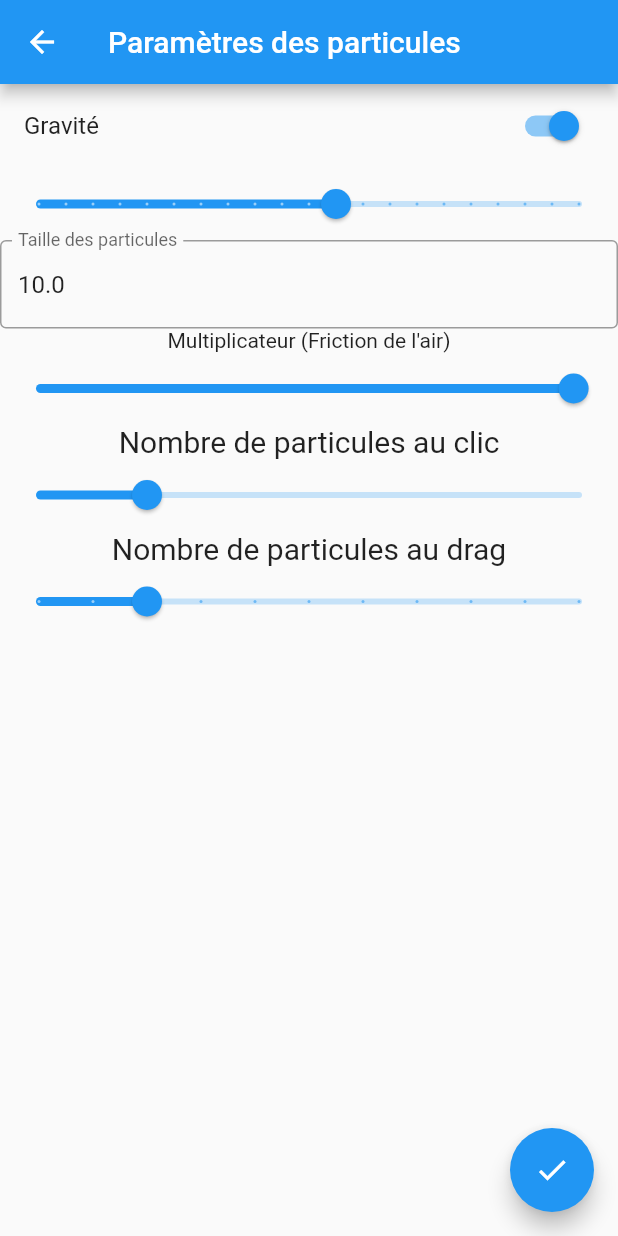
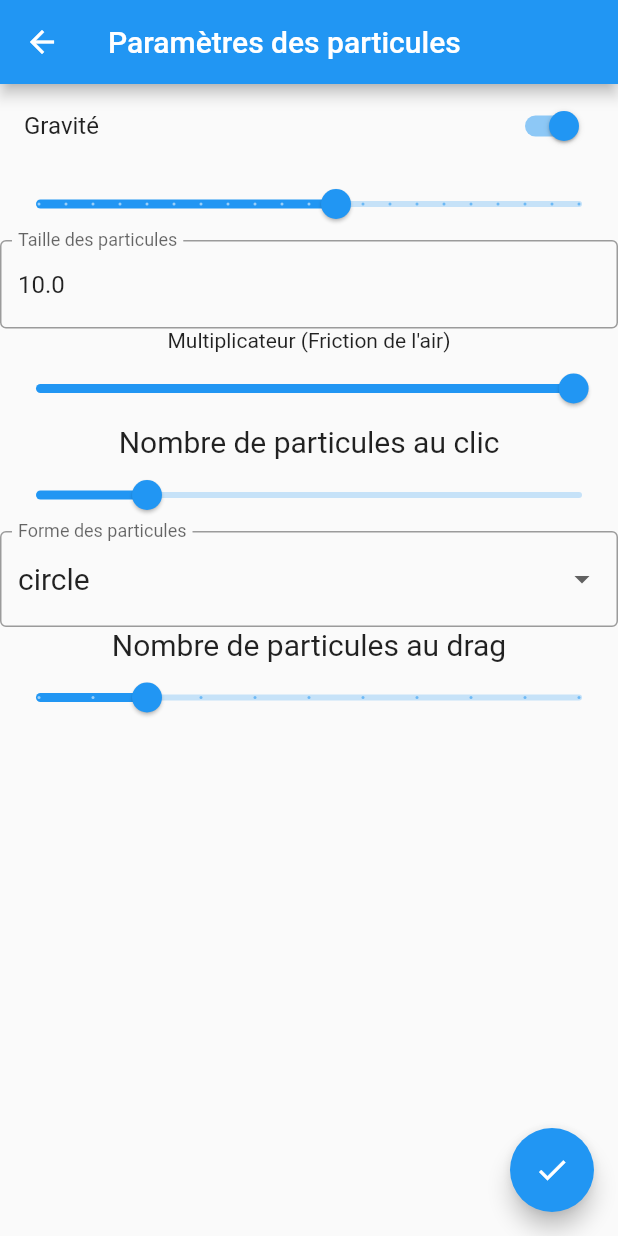
Before and after one commit to Azuras03/ParticlesEngine_Flutter, a Flutter app: the ParticleEngine screen opened directly, after a tap on the "settings" icon, on a phone screen of 412 x 824 dp. Run offline on Flutter 3.47's test engine with Material 2 defaults, Android fonts, the light colour scheme and no system bars; our stand-ins replace audioplayers, flutter_animate, vibration.

Commit message:
Ajout de nouvelles formes pour les particules (étoile, fleur) et fix d'un bug d'affichage lors de la suppression d'une particule (en fonction de son temps)

```diff
--- a/lib/vue/particle_engine.dart
+++ b/lib/vue/particle_engine.dart
@@ -22,6 +22,8 @@ class ParticleEngine extends StatefulWidget {
   static int nbParticlesDrag = 2;
   static double timeExplosion = 1;
   static double explosionSize = 100;
+  static List<String> particleShapes = ["circle", "square", "triangle", "star", "flower"];
+  static String particleShape = "circle";
 
   ParticleEngine({super.key});
 
--- a/lib/vue/particle_settings.dart
+++ b/lib/vue/particle_settings.dart
@@ -92,6 +92,30 @@ class _ParticleSettingsState extends State<ParticleSettings> {
               ),
             ],
           ),
+          Container(
+            child: DropdownButtonFormField(
+              decoration: const InputDecoration(
+                border: OutlineInputBorder(),
+                labelText: 'Forme des particules',
+              ),
+              value: ParticleEngine.particleShape,
+              onChanged: (String? newValue) {
+                setState(() {
+                  ParticleEngine.particleShape = newValue!;
+                });
+              },
+              items: ParticleEngine.particleShapes
+                  .map<DropdownMenuItem<String>>((String value) {
+                return DropdownMenuItem<String>(
+                  value: value,
+                  child: Text(value,
+                      style: const TextStyle(
+                        fontSize: 20,
+                      )),
+                );
+              }).toList(),
+            ),
+          ),
           Column(
             children: [
               const Text(
--- a/lib/vue/vue_particle.dart
+++ b/lib/vue/vue_particle.dart
@@ -15,43 +15,117 @@ class VueParticle extends CustomPainter {
 
   @override
   void paint(Canvas canvas, Size size) {
-    updateParticles(size.width, size.height);
-    updateExplosions();
     drawExplosions(canvas, size);
     drawParticles(canvas, size);
   }
 
   void drawParticles(Canvas canvas, Size size) {
+    var chosenFunction;
+    switch (ParticleEngine.particleShape) {
+      case "circle":
+        chosenFunction = drawCircle;
+        break;
+      case "square":
+        chosenFunction = drawSquare;
+        break;
+      case "triangle":
+        chosenFunction = drawTriangle;
+        break;
+      case "star":
+        chosenFunction = drawStar;
+        break;
+      case "flower":
+        chosenFunction = drawFlower;
+        break;
+    }
+    purge();
     for (Particle particle in _particles) {
+      if (!particle.good) {
+        continue;
+      }
+      double opacity =
+          (ParticleEngine.maxTime - particle.time) / ParticleEngine.maxTime;
+      particle.update(size.width, size.height);
       canvas.save();
       canvas.translate(particle.x, particle.y);
       double rotation = atan2(particle.speedY, particle.speedX);
       canvas.rotate(rotation + pi / 2);
-      canvas.drawOval(
-          Rect.fromCenter(
-              center: const Offset(0, 0),
-              width: particle.size,
-              height: particle.size + particle.speedX.abs() * 2),
-          Paint()
-            ..color = particle.color.withOpacity(
-                (ParticleEngine.maxTime - particle.time) /
-                    ParticleEngine.maxTime));
+      chosenFunction(canvas, particle, opacity);
       canvas.restore();
     }
   }
 
-  void updateParticles(double width, double height) {
-    for (Particle particle in _particles) {
-      particle.update(width, height);
-    }
-    purge();
+  void drawCircle(Canvas canvas, Particle particle, double opacity) {
+    canvas.drawOval(
+        Rect.fromCenter(
+            center: const Offset(0, 0),
+            width: particle.size,
+            height: particle.size + particle.speedX.abs() * 2),
+        Paint()..color = particle.color.withOpacity(opacity));
   }
 
-  void updateExplosions() {
-    for (Explosion explosion in _explosions) {
-      explosion.update();
+  void drawSquare(Canvas canvas, Particle particle, double opacity) {
+    canvas.drawRect(
+        Rect.fromCenter(
+            center: const Offset(0, 0),
+            width: particle.size,
+            height: particle.size + particle.speedX.abs() * 2),
+        Paint()..color = particle.color.withOpacity(opacity));
+  }
+
+  void drawTriangle(Canvas canvas, Particle particle, double opacity) {
+    Path path = Path();
+    path.moveTo(0, -particle.size / 2);
+    path.lineTo(particle.size / 2 + particle.speedX.abs(), particle.size / 2);
+    path.lineTo(-particle.size / 2 - particle.speedX.abs(), particle.size / 2);
+    path.close();
+    canvas.drawPath(path, Paint()..color = particle.color.withOpacity(opacity));
+  }
+
+  void drawStar(Canvas canvas, Particle particle, double opacity) {
+    Path path = Path();
+    double rot = pi / 2 * 3;
+    double x = particle.x;
+    double y = particle.y;
+    int spikes = 5;
+    double step = pi / spikes;
+    double innerRadius = particle.size / 2;
+    double outerRadius = particle.size;
+    path.moveTo(0, 0 - outerRadius);
+    for (int i = 0; i < spikes; i++) {
+      x = 0 + cos(rot) * outerRadius;
+      y = 0 + sin(rot) * outerRadius;
+      path.lineTo(x, y);
+      rot += step;
+
+      x = 0 + cos(rot) * innerRadius;
+      y = 0 + sin(rot) * innerRadius;
+      path.lineTo(x, y);
+      rot += step;
     }
-    purgeExplosions();
+    path.lineTo(0, 0 - outerRadius);
+    path.close();
+    canvas.drawPath(path, Paint()..color = particle.color.withOpacity(opacity));
+  }
+
+  void drawFlower(Canvas canvas, Particle particle, double opacity) {
+    Path path = Path();
+    int numPetals = 5;
+    for (var n = 0; n < numPetals; n++) {
+      var theta1 = ((pi * 2) / numPetals) * (n + 1);
+      var theta2 = ((pi * 2) / numPetals) * (n);
+
+      var x1 = (particle.size * sin(theta1));
+      var y1 = (particle.size * cos(theta1));
+      var x2 = (particle.size * sin(theta2));
+      var y2 = (particle.size * cos(theta2));
+
+      path.moveTo(0, 0);
+      path.cubicTo(x1, y1, x2, y2, 0, 0);
+    }
+
+    path.close();
+    canvas.drawPath(path, Paint()..color = particle.color.withOpacity(opacity));
   }
 
   void purge() {
@@ -64,16 +138,19 @@ class VueParticle extends CustomPainter {
   }
 
   void drawExplosions(Canvas canvas, Size size) {
+    purgeExplosions();
     for (Explosion explosion in _explosions) {
-      double radius = explosion.size*explosion.time/ParticleEngine.timeExplosion;
-      canvas.drawCircle(Offset(explosion.x, explosion.y), radius,
+      explosion.update();
+      double radius =
+          explosion.size * explosion.time / ParticleEngine.timeExplosion;
+      canvas.drawCircle(
+          Offset(explosion.x, explosion.y),
+          radius,
           Paint()
-            ..shader = RadialGradient(colors: [
-              explosion.color,
-              explosion.color.withOpacity(0.0)
-            ]).createShader(Rect.fromCircle(
-                center: Offset(explosion.x, explosion.y),
-                radius: radius))
+            ..shader = RadialGradient(
+                    colors: [explosion.color, explosion.color.withOpacity(0.0)])
+                .createShader(Rect.fromCircle(
+                    center: Offset(explosion.x, explosion.y), radius: radius))
             ..blendMode = BlendMode.plus);
     }
   }
```
